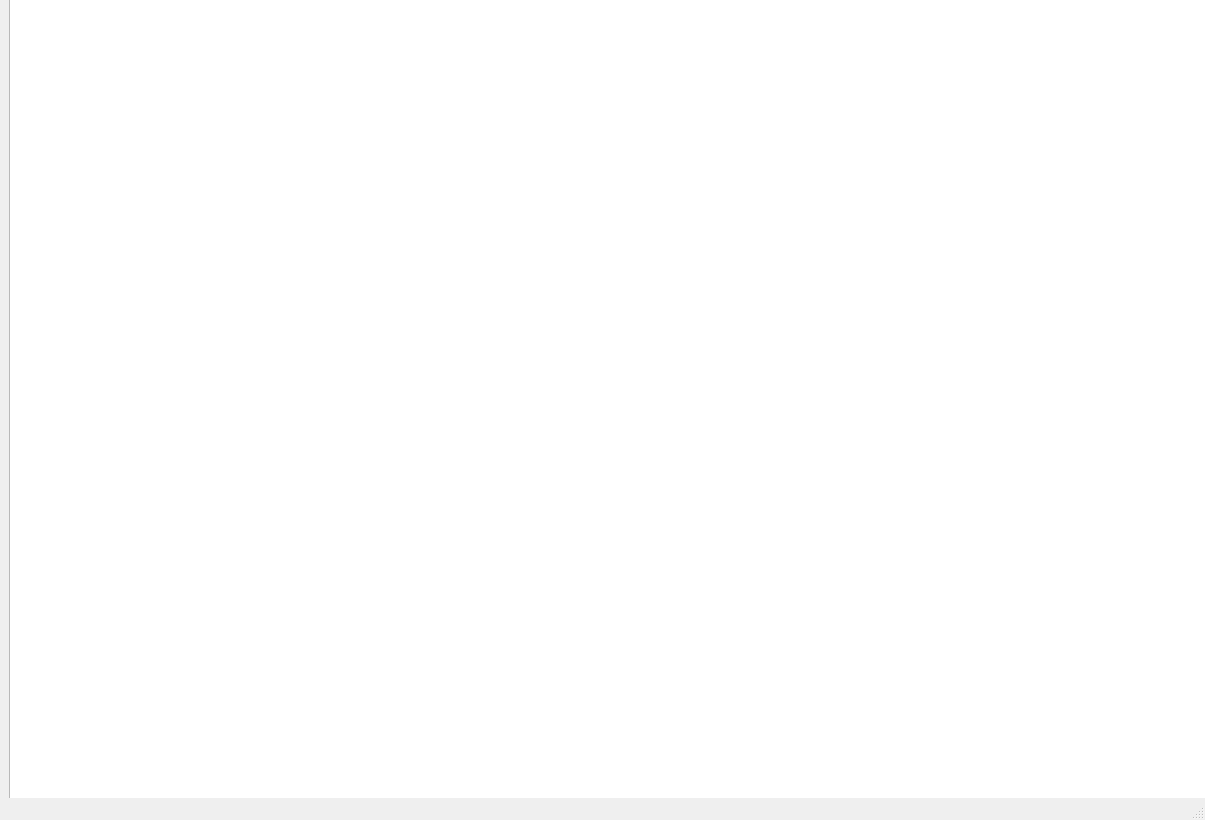
This is UI/mainuiwindow.ui in tuomasmaenpaa/otekn as Qt 5 draws it before an edit. The edited form follows.
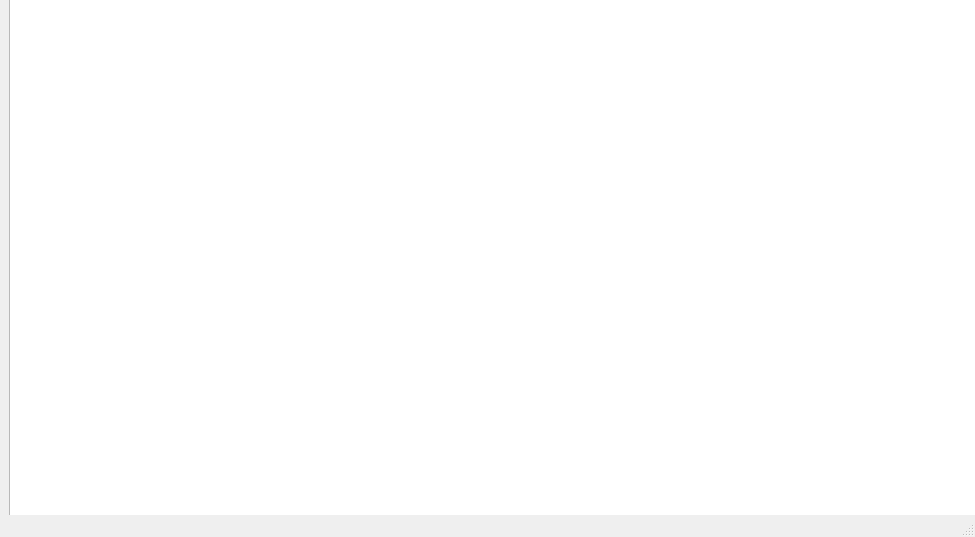
This is the edited form.

Commit message: There can now be up to 3 pawn on a tile

```diff
--- a/UI/mainuiwindow.ui
+++ b/UI/mainuiwindow.ui
@@ -6,8 +6,8 @@
    <rect>
     <x>0</x>
     <y>0</y>
-    <width>1205</width>
-    <height>820</height>
+    <width>975</width>
+    <height>537</height>
    </rect>
   </property>
   <property name="windowTitle">
```
Left out of the diff: 2 changed lines with no effect on the pictures. The commit also changes 2 other files.
